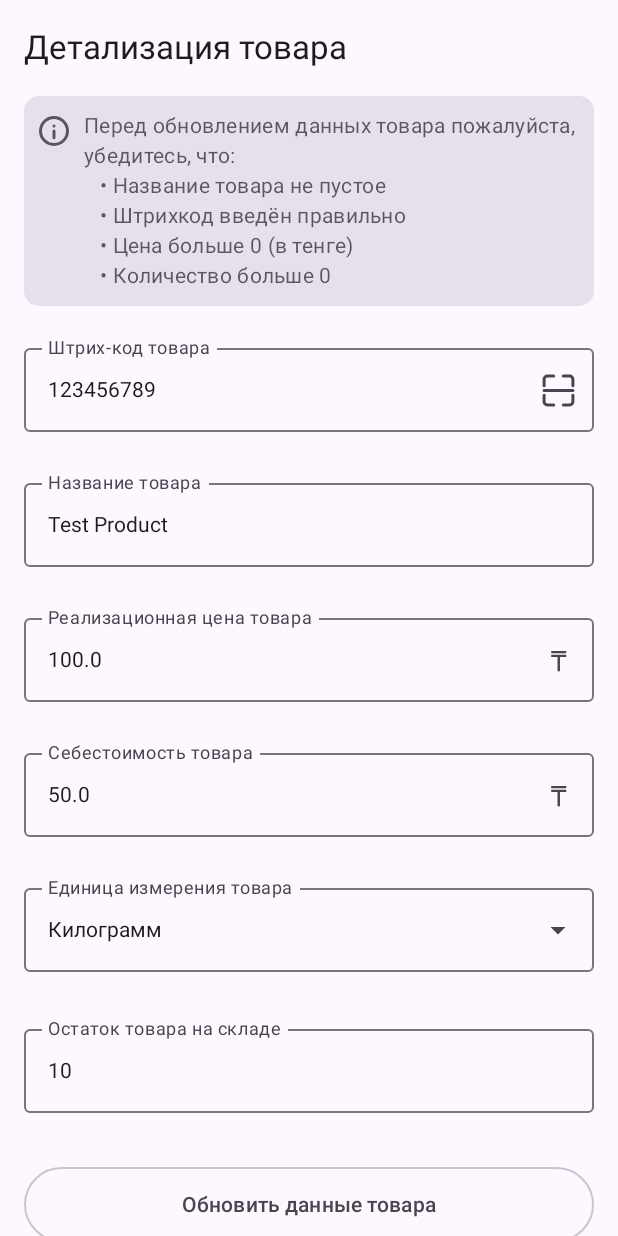
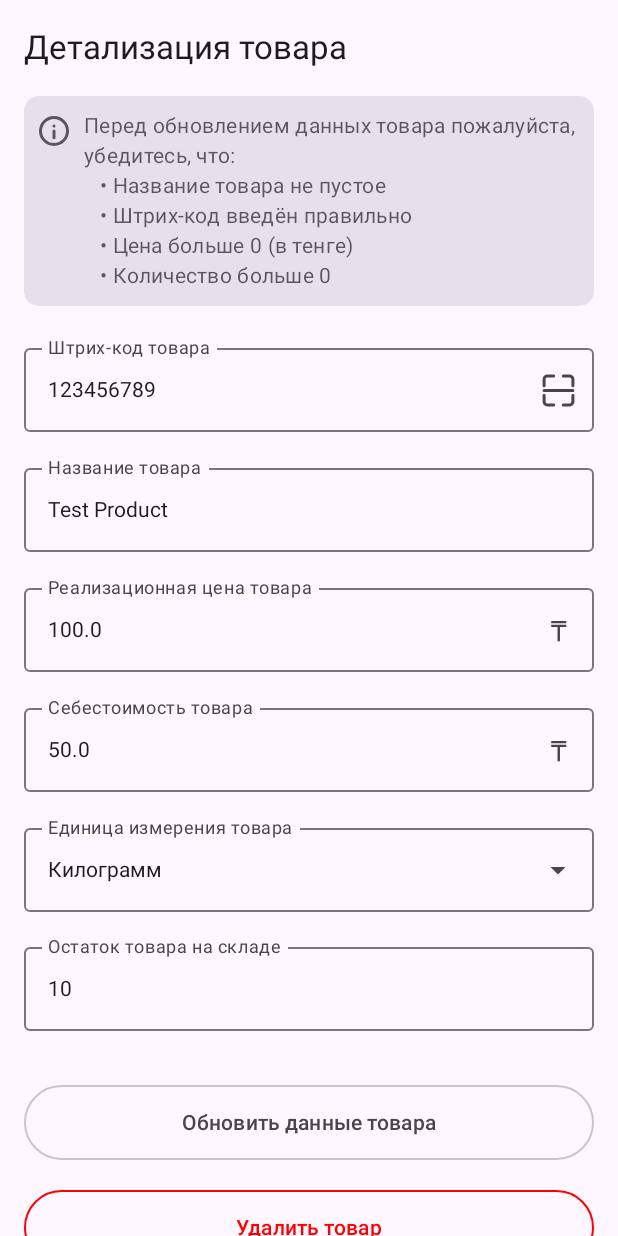
Before and after one commit to dillybert/MarketApp, an Android app built with Jetpack Compose: the @Preview function StorageDetailsScreenPreview, on a phone screen of 412 x 824 dp. Run offline under Robolectric (Android 15) with nearby library versions, the light colour scheme and no system bars.

Commit message:
update StorageDetailsScreen.kt

```diff
--- a/app/src/main/java/kz/market/presentation/screens/storage/StorageDetailsScreen.kt
+++ b/app/src/main/java/kz/market/presentation/screens/storage/StorageDetailsScreen.kt
@@ -1,13 +1,18 @@
 package kz.market.presentation.screens.storage
 
 import android.Manifest
+import android.app.Activity
+import android.content.Intent
 import android.content.pm.PackageManager
+import android.net.Uri
+import android.provider.Settings
+import android.widget.Toast
 import androidx.activity.compose.rememberLauncherForActivityResult
 import androidx.activity.result.contract.ActivityResultContracts
 import androidx.compose.foundation.BorderStroke
 import androidx.compose.foundation.background
+import androidx.compose.foundation.layout.Arrangement
 import androidx.compose.foundation.layout.Box
-import androidx.compose.foundation.layout.Column
 import androidx.compose.foundation.layout.Row
 import androidx.compose.foundation.layout.Spacer
 import androidx.compose.foundation.layout.fillMaxSize
@@ -20,7 +25,6 @@ import androidx.compose.foundation.shape.RoundedCornerShape
 import androidx.compose.foundation.text.KeyboardOptions
 import androidx.compose.material3.AlertDialog
 import androidx.compose.material3.ButtonDefaults
-import androidx.compose.material3.DropdownMenu
 import androidx.compose.material3.DropdownMenuItem
 import androidx.compose.material3.ExperimentalMaterial3Api
 import androidx.compose.material3.ExposedDropdownMenuBox
@@ -28,6 +32,7 @@ import androidx.compose.material3.ExposedDropdownMenuDefaults
 import androidx.compose.material3.Icon
 import androidx.compose.material3.IconButton
 import androidx.compose.material3.MaterialTheme
+import androidx.compose.material3.MenuAnchorType
 import androidx.compose.material3.ModalBottomSheet
 import androidx.compose.material3.OutlinedButton
 import androidx.compose.material3.OutlinedTextField
@@ -37,14 +42,12 @@ import androidx.compose.material3.TextButton
 import androidx.compose.material3.TopAppBar
 import androidx.compose.material3.rememberModalBottomSheetState
 import androidx.compose.runtime.Composable
+import androidx.compose.runtime.DisposableEffect
 import androidx.compose.runtime.LaunchedEffect
 import androidx.compose.runtime.getValue
-import androidx.compose.runtime.mutableDoubleStateOf
-import androidx.compose.runtime.mutableIntStateOf
 import androidx.compose.runtime.mutableStateOf
 import androidx.compose.runtime.remember
 import androidx.compose.runtime.setValue
-import androidx.compose.ui.Alignment
 import androidx.compose.ui.Modifier
 import androidx.compose.ui.draw.clip
 import androidx.compose.ui.draw.clipToBounds
@@ -54,7 +57,10 @@ import androidx.compose.ui.res.painterResource
 import androidx.compose.ui.text.input.KeyboardType
 import androidx.compose.ui.tooling.preview.Preview
 import androidx.compose.ui.unit.dp
+import androidx.core.app.ActivityCompat
 import androidx.core.content.ContextCompat
+import androidx.lifecycle.Lifecycle
+import androidx.lifecycle.LifecycleEventObserver
 import androidx.lifecycle.compose.LocalLifecycleOwner
 import kz.market.R
 import kz.market.domain.models.ProductDetailsArgs
@@ -82,7 +88,30 @@ fun StorageDetailsScreen(
         hasPermission = granted
     }
 
+    val showPermissionDeniedDialog =
+        !hasPermission &&
+                !ActivityCompat.shouldShowRequestPermissionRationale(
+                    context as Activity,
+                    permission
+                )
+
+
+    DisposableEffect(lifecycleOwner) {
+        val observer = LifecycleEventObserver { _, event ->
+            if (event == Lifecycle.Event.ON_RESUME) {
+                hasPermission = ContextCompat.checkSelfPermission(context, permission) == PackageManager.PERMISSION_GRANTED
+            }
+        }
+
+        lifecycleOwner.lifecycle.addObserver(observer)
+        onDispose {
+            lifecycleOwner.lifecycle.removeObserver(observer)
+        }
+    }
+
     LaunchedEffect(Unit) {
+        hasPermission = ContextCompat.checkSelfPermission(context, permission) == PackageManager.PERMISSION_GRANTED
+
         if (!hasPermission) {
             launcher.launch(permission)
         }
@@ -123,7 +152,8 @@ fun StorageDetailsScreen(
         LazyColumn(
             modifier = Modifier
                 .padding(innerPadding)
-                .padding(horizontal = 16.dp)
+                .padding(horizontal = 16.dp),
+            verticalArrangement = Arrangement.spacedBy(20.dp),
         ) {
             item {
                 Row(
@@ -134,18 +164,16 @@ fun StorageDetailsScreen(
                 ) {
                     Icon(
                         modifier = Modifier
-                            .padding(top = 3.dp),
+                            .padding(top = 3.dp, end = 10.dp),
                         painter = painterResource(R.drawable.ic_info),
                         contentDescription = "Info",
                         tint = MaterialTheme.colorScheme.onBackground.copy(alpha = 0.7f)
                     )
 
-                    Spacer(modifier = Modifier.width(10.dp))
-
                     Text(
                         text = """ Перед обновлением данных товара пожалуйста, убедитесь, что:
     • Название товара не пустое
-    • Штрихкод введён правильно
+    • Штрих-код введён правильно
     • Цена больше 0 (в тенге)
     • Количество больше 0
                     """.trimIndent(),
@@ -157,10 +185,9 @@ fun StorageDetailsScreen(
             }
 
             item {
-                Spacer(modifier = Modifier.height(20.dp))
-            }
+                val selectedLabel = options.entries.find { it.value == inputState.value.unit }?.key
+                    ?: "Выберите единицу измерения"
 
-            item {
                 OutlinedTextField(
                     isError = showInputError,
                     singleLine = true,
@@ -181,7 +208,22 @@ fun StorageDetailsScreen(
                     trailingIcon = {
                         IconButton(
                             onClick = {
-                                showBottomSheet = true
+                                if (!hasPermission) {
+                                    if (showPermissionDeniedDialog) {
+                                        Toast.makeText(context, "Пожалуйста, предоставьте разрешение на камеру", Toast.LENGTH_SHORT).show()
+
+                                        val intent = Intent(Settings.ACTION_APPLICATION_DETAILS_SETTINGS).apply {
+                                            data = Uri.fromParts("package", context.packageName, null)
+                                        }
+
+                                        context.startActivity(intent)
+                                    } else {
+                                        launcher.launch(permission)
+                                    }
+
+                                } else {
+                                    showBottomSheet = true
+                                }
                             }
                         ) {
                             Icon(
@@ -192,11 +234,8 @@ fun StorageDetailsScreen(
                     },
                     keyboardOptions = KeyboardOptions(keyboardType = KeyboardType.Number)
                 )
-            }
 
-            item { Spacer(modifier = Modifier.height(10.dp)) }
 
-            item {
                 OutlinedTextField(
                     isError = showInputError,
                     singleLine = true,
@@ -215,11 +254,8 @@ fun StorageDetailsScreen(
                     onValueChange = { inputState.value = inputState.value.copy(name = it) },
                     label = { Text("Название товара") }
                 )
-            }
 
-            item { Spacer(modifier = Modifier.height(10.dp)) }
 
-            item {
                 OutlinedTextField(
                     isError = showInputError,
                     singleLine = true,
@@ -252,11 +288,8 @@ fun StorageDetailsScreen(
                     label = { Text("Реализационная цена товара") },
                     keyboardOptions = KeyboardOptions(keyboardType = KeyboardType.Number)
                 )
-            }
 
-            item { Spacer(modifier = Modifier.height(10.dp)) }
 
-            item {
                 OutlinedTextField(
                     isError = showInputError,
                     singleLine = true,
@@ -289,13 +322,7 @@ fun StorageDetailsScreen(
                     label = { Text("Себестоимость товара") },
                     keyboardOptions = KeyboardOptions(keyboardType = KeyboardType.Number)
                 )
-            }
 
-            item { Spacer(modifier = Modifier.height(10.dp)) }
-
-            item {
-                val selectedLabel = options.entries.find { it.value == inputState.value.unit }?.key
-                    ?: "Выберите единицу измерения"
 
 
                 ExposedDropdownMenuBox(
@@ -313,7 +340,7 @@ fun StorageDetailsScreen(
                             ExposedDropdownMenuDefaults.TrailingIcon(showDropDown)
                         },
                         modifier = Modifier
-                            .menuAnchor()
+                            .menuAnchor(type = MenuAnchorType.PrimaryNotEditable)
                             .fillMaxWidth(),
                     )
 
@@ -332,11 +359,9 @@ fun StorageDetailsScreen(
                         }
                     }
                 }
-            }
 
-            item { Spacer(modifier = Modifier.height(30.dp)) }
+                Spacer(modifier = Modifier.height(15.dp))
 
-            item {
                 OutlinedTextField(
                     isError = showInputError,
                     singleLine = true,
@@ -362,8 +387,6 @@ fun StorageDetailsScreen(
                 )
             }
 
-            item { Spacer(modifier = Modifier.height(20.dp)) }
-
             item {
                 OutlinedButton(
                     modifier = Modifier
@@ -386,8 +409,6 @@ fun StorageDetailsScreen(
                     )
                 }
             }
-
-            item { Spacer(modifier = Modifier.height(10.dp)) }
 
             item {
                 OutlinedButton(
```
